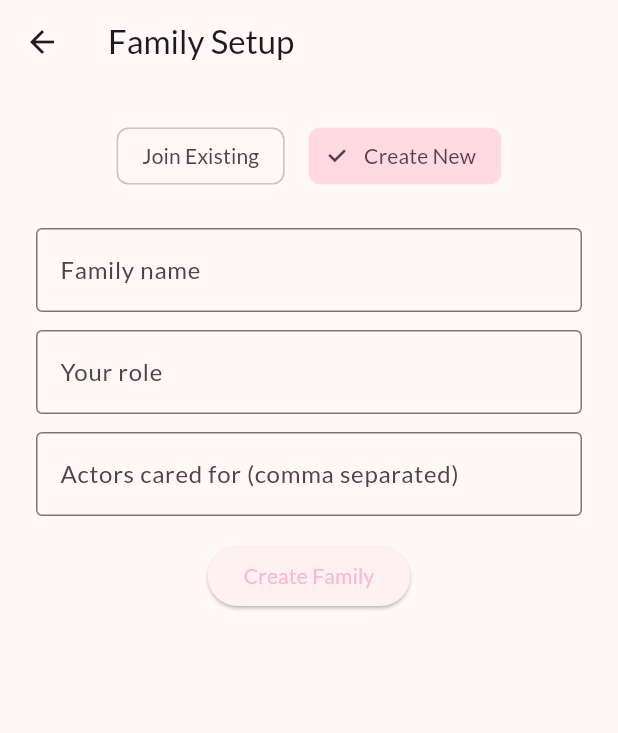
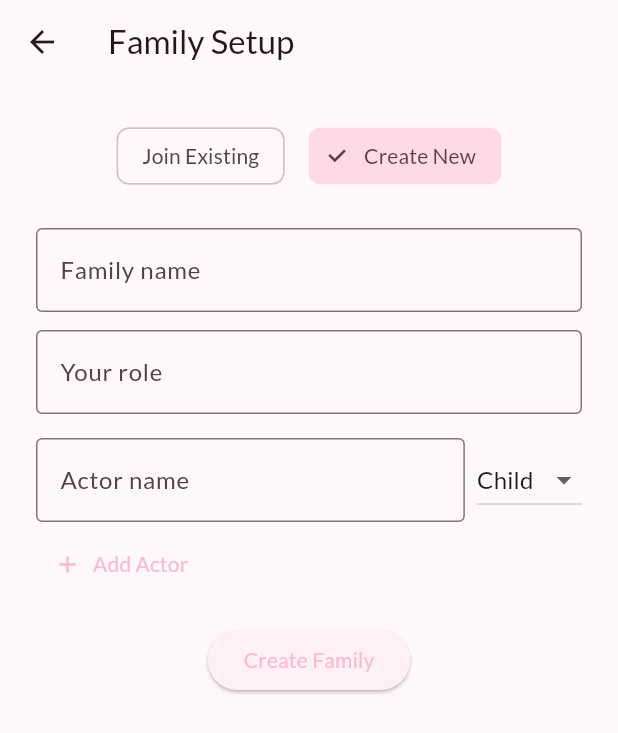
Before and after one commit to PabloGTUOC/CareCoins, a Flutter app: the FamilySetupPage screen opened directly, after a tap on "Create New", on a phone screen of 412 x 824 dp. Shown: the top 733 px of the screen. Run offline on Flutter 3.47's test engine with Material 3 defaults, Android fonts, the phone set to English and light mode, and no system bars; our stand-ins replace flutter_signin_button, google_fonts, supabase_flutter, table_calendar; missing offline and left inert: gotrue; accounts and stored records are empty; network calls fail.

Commit message:
feat: actor type selector in family setup

```diff
--- a/lib/screens/family_setup_page.dart
+++ b/lib/screens/family_setup_page.dart
@@ -1,5 +1,16 @@
 import 'package:flutter/material.dart';
 import 'package:supabase_flutter/supabase_flutter.dart';
+
+const _actorTypes = ['Child', 'Adult', 'Senior', 'Pet'];
+
+class _ActorEntry {
+  _ActorEntry()
+      : nameController = TextEditingController(),
+        type = _actorTypes.first;
+
+  final TextEditingController nameController;
+  String type;
+}
 
 class FamilySetupPage extends StatefulWidget {
   const FamilySetupPage({super.key});
@@ -14,7 +25,7 @@ class _FamilySetupPageState extends State<FamilySetupPage> {
   final TextEditingController _searchController = TextEditingController();
   final TextEditingController _familyNameController = TextEditingController();
   final TextEditingController _roleController = TextEditingController();
-  final TextEditingController _actorsController = TextEditingController();
+  final List<_ActorEntry> _actors = [_ActorEntry()];
 
   Future<void> _joinFamily() async {
     final query = _searchController.text.trim();
@@ -40,14 +51,20 @@ class _FamilySetupPageState extends State<FamilySetupPage> {
     final name = _familyNameController.text.trim();
     if (name.isEmpty) return;
     final role = _roleController.text.trim();
-    final actors = _actorsController.text.trim();
+    final actorPayload = _actors
+        .map((a) => {
+              'name': a.nameController.text.trim(),
+              'type': a.type,
+            })
+        .where((a) => a['name']!.isNotEmpty)
+        .toList();
     try {
       await Supabase.instance.client.functions.invoke(
         'create-family',
         body: {
           'family_name': name,
           'role': role,
-          'actors': actors.split(',').map((e) => e.trim()).toList(),
+          'actors': actorPayload,
         },
       );
       if (mounted) {
@@ -117,12 +134,58 @@ class _FamilySetupPageState extends State<FamilySetupPage> {
                 ),
               ),
               const SizedBox(height: 12),
-              TextField(
-                controller: _actorsController,
-                decoration: const InputDecoration(
-                  labelText: 'Actors cared for (comma separated)',
-                  border: OutlineInputBorder(),
-                ),
+              Column(
+                children: [
+                  ..._actors.asMap().entries.map(
+                    (entry) => Padding(
+                      padding: const EdgeInsets.symmetric(vertical: 4.0),
+                      child: Row(
+                        children: [
+                          Expanded(
+                            child: TextField(
+                              controller: entry.value.nameController,
+                              decoration: const InputDecoration(
+                                labelText: 'Actor name',
+                                border: OutlineInputBorder(),
+                              ),
+                            ),
+                          ),
+                          const SizedBox(width: 8),
+                          DropdownButton<String>(
+                            value: entry.value.type,
+                            onChanged: (val) {
+                              if (val == null) return;
+                              setState(() => entry.value.type = val);
+                            },
+                            items: _actorTypes
+                                .map(
+                                  (t) => DropdownMenuItem(
+                                    value: t,
+                                    child: Text(t),
+                                  ),
+                                )
+                                .toList(),
+                          ),
+                          if (_actors.length > 1)
+                            IconButton(
+                              icon: const Icon(Icons.remove_circle),
+                              onPressed: () {
+                                setState(() => _actors.removeAt(entry.key));
+                              },
+                            ),
+                        ],
+                      ),
+                    ),
+                  ),
+                  Align(
+                    alignment: Alignment.centerLeft,
+                    child: TextButton.icon(
+                      onPressed: () => setState(() => _actors.add(_ActorEntry())),
+                      icon: const Icon(Icons.add),
+                      label: const Text('Add Actor'),
+                    ),
+                  ),
+                ],
               ),
               const SizedBox(height: 16),
               ElevatedButton(
```
Also changed, not shown: 1 other file.
